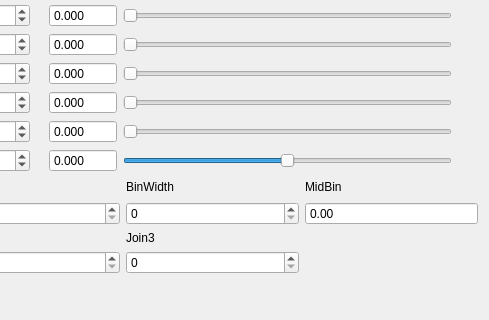
Before: the Qt Designer form src/equationdialog.ui in nmfs-ost/ss3-ssi, drawn with Qt 5; both pictures show x 423 to 912 and y 134 to 454 of the 912 by 561 pixel window.
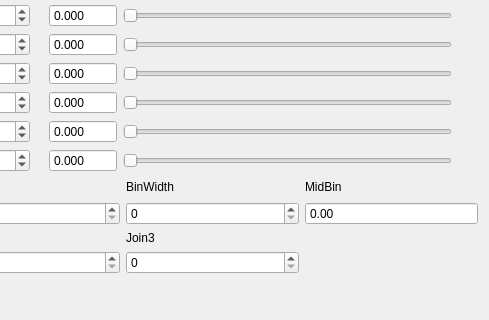
After: the same form once the commit is applied.

Commit message: Selectivity equation graph sliders work smoothly

The edit to the form file:
```diff
--- a/src/equationdialog.ui
+++ b/src/equationdialog.ui
@@ -931,10 +931,10 @@
      <item row="9" column="8">
       <widget class="QSlider" name="horizontalSlider_9">
        <property name="minimum">
-        <number>-2000</number>
+        <number>0</number>
        </property>
        <property name="maximum">
-        <number>2000</number>
+        <number>100</number>
        </property>
        <property name="orientation">
         <enum>Qt::Horizontal</enum>
```
Left out of the diff: 14 changed lines with no effect on the pictures. The commit also changes 4 other files.
